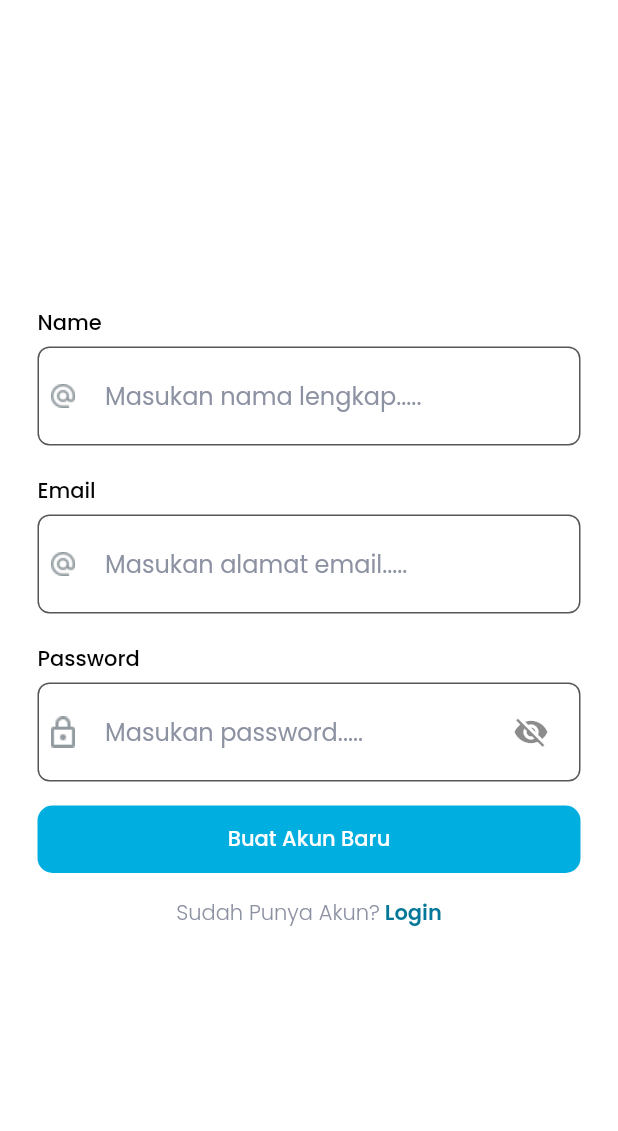
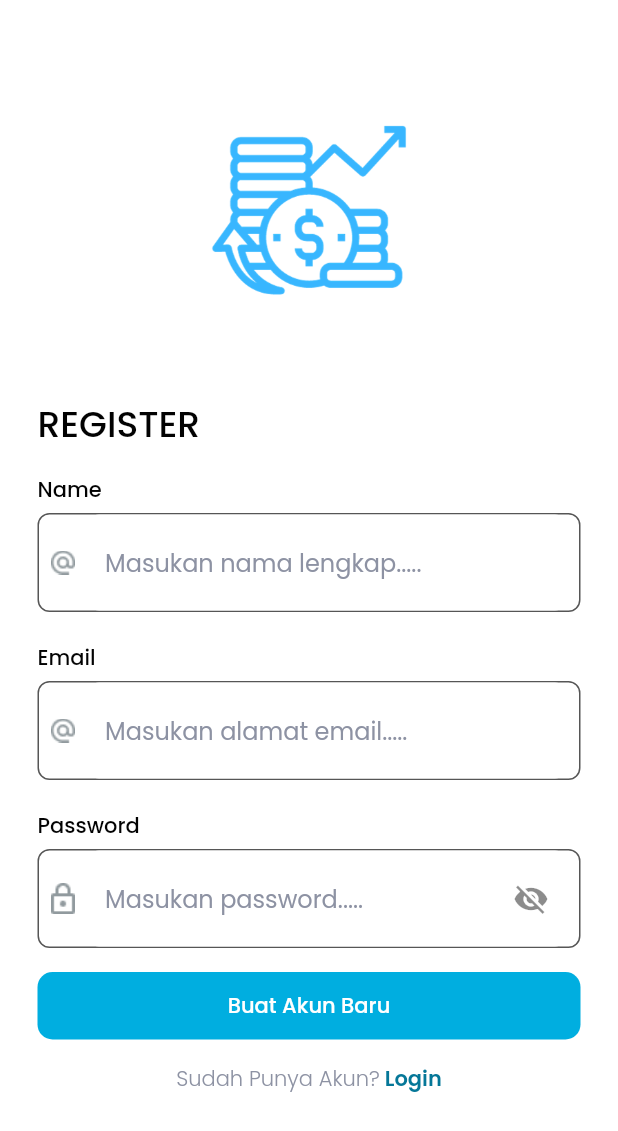
Before and after one commit to rizkycandra0426/investasi_app, a Flutter app: the RegisterView screen opened directly, on a phone screen of 412 x 824 dp. Shown: the top 1131 px of the screen. Run offline on Flutter 3.47's test engine with Material 3 defaults, Android fonts, the light colour scheme and no system bars; our stand-ins replace cached_network_image, carousel_slider, dio, file_picker, flutter_animate, flutter_image_compress and 12 more; missing offline and left inert: faker_dart; accounts and stored records are empty.

Commit message:
registeredit

```diff
--- a/lib/module/auth/register/view/register_view.dart
+++ b/lib/module/auth/register/view/register_view.dart
@@ -9,13 +9,36 @@ class RegisterView extends StatefulWidget {
     controller.view = this;
     return Scaffold(
       body: SafeArea(
-        child: Container(
+        child: SingleChildScrollView(
           padding: EdgeInsets.symmetric(
             horizontal: defaultMargin,
           ),
           child: Column(
-            mainAxisAlignment: MainAxisAlignment.center,
+            crossAxisAlignment: CrossAxisAlignment.start,
             children: [
+              const SizedBox(
+                height: 25,
+              ),
+              Center(
+                child: Image.asset(
+                  "assets/images/logo.png",
+                  height: 230,
+                ),
+              ),
+              const SizedBox(
+                height: 10,
+              ),
+              Text(
+                'REGISTER',
+                style: blackTextStyle.copyWith(
+                  fontSize: 24,
+                  fontWeight: FontWeight.w500,
+                ),
+                textAlign: TextAlign.left,
+              ),
+              const SizedBox(
+                height: 15,
+              ),
               CustomTextField(
                 title: 'Name',
                 hintText: 'Masukan nama lengkap.....',
--- a/lib/service/base_service.dart
+++ b/lib/service/base_service.dart
@@ -2,7 +2,7 @@ import 'package:dio/dio.dart';
 import 'package:hyper_ui/model/kategori_pemasukan_response.dart';
 
 class BaseService<T> {
-  String baseUrl = "http://192.168.1.7:8000/api";
+  String baseUrl = "http://192.168.43.38:8000/api";
   String endpoint = "kategori_pemasukans";
 
   Future<T> get() async {
```
